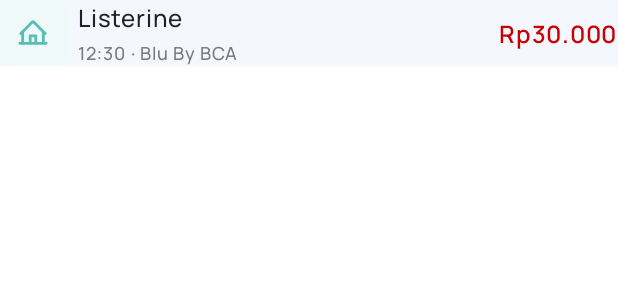
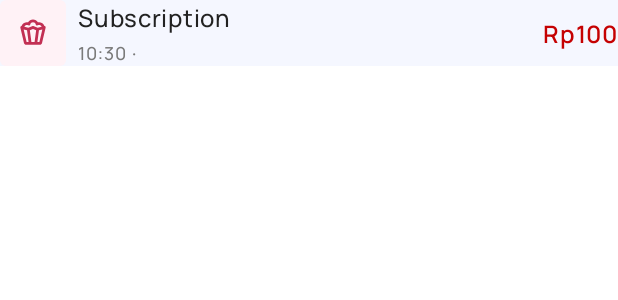
Before and after one commit to andriawan24/cofinance, an Android app built with Jetpack Compose: the @Preview function ExpenseItemPreview, on a phone screen of 412 x 824 dp. Shown: the top 300 px of the screen. Run offline under Robolectric (Android 15) with nearby library versions, the light colour scheme and no system bars; libraries missing offline, so code that uses them is left out: io.github.aakira.napier; Roboto replaces fonts that are not available here.

Commit message:
feature: Add foreign key between transactions and accounts
Signed-off-by: andriawan24 <fawaznaufal23@gmail.com>

```diff
--- a/android-app/src/main/java/id/andriawan24/cofinance/andro/ui/presentation/activity/ActivityContent.kt
+++ b/android-app/src/main/java/id/andriawan24/cofinance/andro/ui/presentation/activity/ActivityContent.kt
@@ -74,7 +74,7 @@
                 )
 
                 LazyColumn(verticalArrangement = Arrangement.spacedBy(Dimensions.SIZE_24)) {
-                    items(uiState.transactions.toList()) {
+                    items(uiState.transactions) {
                         ExpenseByMonth(data = it)
                     }
                 }
--- a/android-app/src/main/java/id/andriawan24/cofinance/andro/ui/presentation/activity/components/ExpenseItem.kt
+++ b/android-app/src/main/java/id/andriawan24/cofinance/andro/ui/presentation/activity/components/ExpenseItem.kt
@@ -11,6 +11,7 @@
 import androidx.compose.material3.Surface
 import androidx.compose.material3.Text
 import androidx.compose.runtime.Composable
+import androidx.compose.runtime.remember
 import androidx.compose.ui.Alignment
 import androidx.compose.ui.Modifier
 import androidx.compose.ui.res.colorResource
@@ -22,9 +23,19 @@
 import id.andriawan24.cofinance.andro.ui.theme.CofinanceTheme
 import id.andriawan24.cofinance.andro.utils.Dimensions
 import id.andriawan24.cofinance.andro.utils.NumberHelper
+import id.andriawan24.cofinance.andro.utils.emptyString
+import id.andriawan24.cofinance.andro.utils.enums.ExpenseCategory
+import id.andriawan24.cofinance.andro.utils.ext.formatToString
+import id.andriawan24.cofinance.andro.utils.ext.toDate
+import id.andriawan24.cofinance.domain.model.response.Account
+import id.andriawan24.cofinance.domain.model.response.Transaction
+import id.andriawan24.cofinance.utils.enums.TransactionType
+import java.util.UUID
 
 @Composable
-fun ExpenseItem(modifier: Modifier = Modifier) {
+fun ExpenseItem(modifier: Modifier = Modifier, transaction: Transaction) {
+    val category = remember { ExpenseCategory.getCategoryByName(transaction.category) }
+
     Row(
         modifier = modifier,
         verticalAlignment = Alignment.CenterVertically,
@@ -33,13 +44,13 @@
         Box(
             modifier = Modifier
                 .background(
-                    colorResource(R.color.backgroundGreen),
+                    color = category.color,
                     shape = MaterialTheme.shapes.small
                 )
                 .padding(Dimensions.SIZE_12)
         ) {
             Image(
-                painter = painterResource(R.drawable.ic_category_home),
+                painter = painterResource(category.iconRes),
                 contentDescription = null
             )
         }
@@ -49,7 +60,7 @@
             verticalArrangement = Arrangement.spacedBy(Dimensions.SIZE_4)
         ) {
             Text(
-                text = "Listerine",
+                text = transaction.notes.ifEmpty { category.label },
                 style = MaterialTheme.typography.labelMedium.copy(
                     fontWeight = FontWeight.Medium,
                     color = MaterialTheme.colorScheme.onBackground
@@ -57,7 +68,9 @@
             )
 
             Text(
-                text = "12:30 · Blu By BCA",
+                text = "${
+                    transaction.date.toDate().formatToString("hh:mm")
+                } · ${transaction.account.name}",
                 style = MaterialTheme.typography.labelSmall.copy(
                     fontWeight = FontWeight.Medium,
                     color = MaterialTheme.colorScheme.onSurfaceVariant
@@ -66,7 +79,7 @@
         }
 
         Text(
-            text = NumberHelper.formatRupiah(30_000),
+            text = NumberHelper.formatRupiah(transaction.amount),
             style = MaterialTheme.typography.labelMedium.copy(
                 lineHeightStyle = LineHeightStyle(
                     alignment = LineHeightStyle.Alignment.Center,
@@ -83,7 +96,18 @@
 private fun ExpenseItemPreview() {
     CofinanceTheme {
         Surface {
-            ExpenseItem()
+            ExpenseItem(
+                transaction = Transaction(
+                    amount = 100,
+                    category = ExpenseCategory.SUBSCRIPTION.toString(),
+                    date = emptyString(),
+                    fee = 100,
+                    notes = emptyString(),
+                    account = Account(),
+                    type = TransactionType.EXPENSE,
+                    id = UUID.randomUUID().toString()
+                )
+            )
         }
     }
 }
--- a/android-app/src/main/java/id/andriawan24/cofinance/andro/ui/presentation/addnew/viewmodels/AddAccountViewModel.kt
+++ b/android-app/src/main/java/id/andriawan24/cofinance/andro/ui/presentation/addnew/viewmodels/AddAccountViewModel.kt
@@ -63,7 +63,7 @@
             val account = AccountParam(name = name, balance = amount.toInt(), group = category.name)
 
             viewModelScope.launch {
-                _uiState.update { it.copy(isLoading = false) }
+                _uiState.update { it.copy(isLoading = true) }
 
                 addAccountUseCase.execute(account).collectLatest {
                     if (it.isSuccess) {
--- a/android-app/src/main/java/id/andriawan24/cofinance/andro/ui/presentation/addnew/viewmodels/AddTransactionViewModel.kt
+++ b/android-app/src/main/java/id/andriawan24/cofinance/andro/ui/presentation/addnew/viewmodels/AddTransactionViewModel.kt
@@ -10,6 +10,7 @@
 import id.andriawan24.cofinance.domain.model.response.Account
 import id.andriawan24.cofinance.domain.usecase.accounts.GetAccountsUseCase
 import id.andriawan24.cofinance.domain.usecase.transaction.CreateTransactionUseCase
+import io.github.aakira.napier.Napier
 import kotlinx.coroutines.channels.Channel
 import kotlinx.coroutines.flow.MutableStateFlow
 import kotlinx.coroutines.flow.asStateFlow
@@ -123,7 +124,7 @@
                         date = uiState.value.dateTime.toString(),
                         fee = uiState.value.fee.toLongOrDefault(0),
                         notes = uiState.value.notes,
-                        accountsId = uiState.value.account?.id ?: 0
+                        accountsId = uiState.value.account?.id.orEmpty()
                     )
 
                     createTransactionUseCase.execute(param).collectLatest {
@@ -131,13 +132,13 @@
                             _uiState.update { currentState ->
                                 currentState.copy(isLoading = false)
                             }
-
                             _onSuccessSaved.send(None)
                         } else {
                             _uiState.update { currentState ->
                                 currentState.copy(isLoading = false)
                             }
                             _showMessage.send(it.exceptionOrNull()?.message.orEmpty())
+                            Napier.e("Failed to save transaction ${it.exceptionOrNull()?.message.orEmpty()}")
                         }
                     }
                 }
--- a/android-app/src/main/java/id/andriawan24/cofinance/andro/utils/enums/ExpenseCategory.kt
+++ b/android-app/src/main/java/id/andriawan24/cofinance/andro/utils/enums/ExpenseCategory.kt
@@ -16,5 +16,11 @@
     DEBT(Color(0xFFF6F4ED), R.drawable.ic_category_debt, "Debt"),
     GIFT(Color(0xFFFFF4FD), R.drawable.ic_category_gift, "Gift"),
     ADMINISTRATION(Color(0xFFEDF7EF), R.drawable.ic_category_administration, "Administration"),
-    OTHERS(Color(0xFFF6EDF9), R.drawable.ic_category_others, "Others")
+    OTHERS(Color(0xFFF6EDF9), R.drawable.ic_category_others, "Others");
+
+    companion object {
+        fun getCategoryByName(name: String): ExpenseCategory {
+            return ExpenseCategory.valueOf(name)
+        }
+    }
 }
--- a/shared/src/commonMain/kotlin/id/andriawan24/cofinance/data/model/request/AddTransactionRequest.kt
+++ b/shared/src/commonMain/kotlin/id/andriawan24/cofinance/data/model/request/AddTransactionRequest.kt
@@ -13,5 +13,5 @@
     @SerialName("users_id")
     val usersId: String,
     @SerialName("accounts_id")
-    val accountsId: Int,
+    val accountsId: String,
 )
--- a/shared/src/commonMain/kotlin/id/andriawan24/cofinance/domain/model/request/AddTransactionParam.kt
+++ b/shared/src/commonMain/kotlin/id/andriawan24/cofinance/domain/model/request/AddTransactionParam.kt
@@ -9,7 +9,7 @@
     val fee: Long,
     val notes: String,
     val usersId: String = "",
-    val accountsId: Int,
+    val accountsId: String = "",
 ) {
     companion object {
         fun AddTransactionParam.toRequest(): AddTransactionRequest {
--- a/shared/src/commonMain/kotlin/id/andriawan24/cofinance/domain/model/response/Account.kt
+++ b/shared/src/commonMain/kotlin/id/andriawan24/cofinance/domain/model/response/Account.kt
@@ -3,21 +3,19 @@
 import id.andriawan24.cofinance.data.model.response.AccountResponse
 
 data class Account(
-    val id: Int,
-    val name: String,
-    val group: String,
-    val balance: Int,
-    val usersId: String,
-    val createdAt: String
+    val id: String = "",
+    val name: String = "",
+    val group: String = "",
+    val balance: Int = 0,
+    val createdAt: String = ""
 ) {
     companion object {
         fun from(response: AccountResponse): Account {
             return Account(
-                id = response.id ?: 0,
+                id = response.id.orEmpty(),
                 name = response.name.orEmpty(),
                 group = response.group.orEmpty(),
                 balance = response.balance ?: 0,
-                usersId = response.usersId.orEmpty(),
                 createdAt = response.createdAt.orEmpty()
             )
         }
--- a/shared/src/commonMain/kotlin/id/andriawan24/cofinance/domain/model/response/Transaction.kt
+++ b/shared/src/commonMain/kotlin/id/andriawan24/cofinance/domain/model/response/Transaction.kt
@@ -1,26 +1,29 @@
 package id.andriawan24.cofinance.domain.model.response
 
 import id.andriawan24.cofinance.data.model.response.TransactionResponse
+import id.andriawan24.cofinance.utils.enums.TransactionType
 
 data class Transaction(
+    val id: String,
     val amount: Long,
     val category: String,
     val date: String,
     val fee: Long,
     val notes: String,
-    val usersId: String,
-    val accountsId: Int,
+    val account: Account,
+    val type: TransactionType,
 ) {
     companion object {
         fun from(response: TransactionResponse): Transaction {
             return Transaction(
+                id = response.id,
                 category = response.category,
                 amount = response.amount,
                 date = response.date,
                 fee = response.fee,
                 notes = response.notes,
-                usersId = response.usersId,
-                accountsId = response.accountsId
+                account = Account.from(response.account),
+                type = TransactionType.valueOf(response.type)
             )
         }
     }
--- a/shared/src/commonMain/kotlin/id/andriawan24/cofinance/domain/model/response/User.kt
+++ b/shared/src/commonMain/kotlin/id/andriawan24/cofinance/domain/model/response/User.kt
@@ -4,9 +4,9 @@
 import kotlinx.serialization.json.jsonPrimitive
 
 data class User(
-    val profileUrl: String,
-    val name: String,
-    val id: String
+    val profileUrl: String = "",
+    val name: String = "",
+    val id: String = ""
 ) {
     companion object {
         fun from(user: UserInfo?): User {
--- /dev/null
+++ b/shared/src/commonMain/kotlin/id/andriawan24/cofinance/utils/enums/TransactionType.kt
@@ -0,0 +1,5 @@
+package id.andriawan24.cofinance.utils.enums
+
+enum class TransactionType {
+    EXPENSE, INCOME, TRANSFER
+}
```
Also changed, not shown: android-app/src/main/java/id/andriawan24/cofinance/andro/ui/presentation/activity/ActivityViewModel.kt (+30 -13 lines), android-app/src/main/java/id/andriawan24/cofinance/andro/ui/presentation/activity/components/ExpenseByMonth.kt (+8 -21 lines), android-app/src/main/java/id/andriawan24/cofinance/andro/ui/presentation/activity/models/TransactionByDate.kt (added, +10 -0 lines), shared/src/commonMain/kotlin/id/andriawan24/cofinance/data/datasource/SupabaseDataSource.kt (+15 -6 lines), shared/src/commonMain/kotlin/id/andriawan24/cofinance/data/model/response/AccountResponse.kt (+4 -3 lines), shared/src/commonMain/kotlin/id/andriawan24/cofinance/data/model/response/TransactionResponse.kt (+8 -5 lines).
